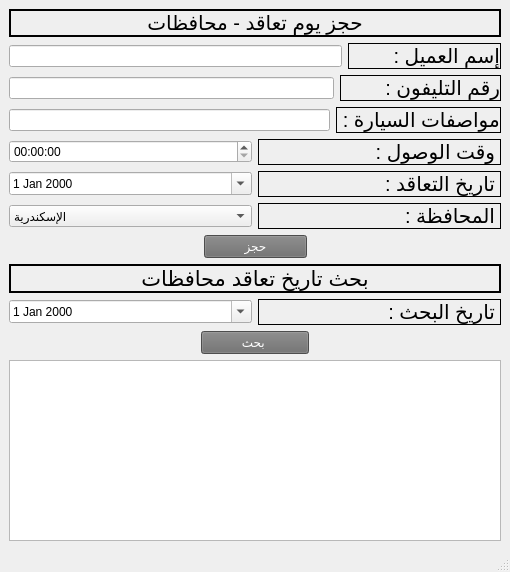
xman199775/jeanscar, file mohafzat_table.ui: the form before one commit.
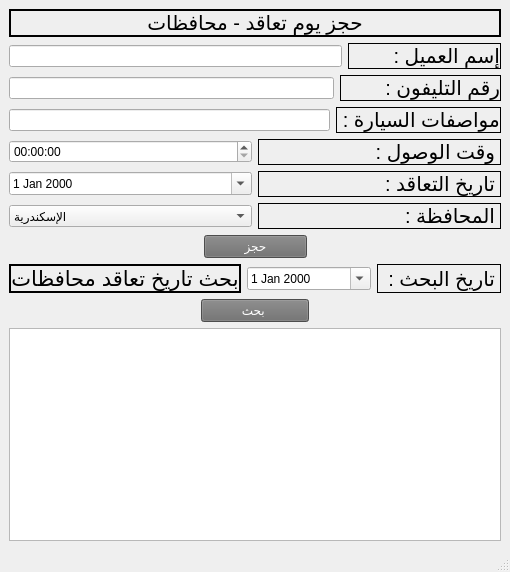
The form after the commit. Icons and pictures are not drawn.

```diff
--- a/mohafzat_table.ui
+++ b/mohafzat_table.ui
@@ -386,6 +386,8 @@
     <item>
      <layout class="QVBoxLayout" name="verticalLayout_2">
       <item>
+       <layout class="QHBoxLayout" name="horizontalLayout_8">
+        <item>
        <widget class="QLabel" name="label_8">
         <property name="font">
          <font>
@@ -404,8 +406,6 @@
        </widget>
       </item>
       <item>
-       <layout class="QHBoxLayout" name="horizontalLayout_8">
-        <item>
          <widget class="QDateEdit" name="moh_date_search">
           <property name="calendarPopup">
            <bool>true</bool>
```
Left out of the diff: 2 changed lines with no effect on the pictures. Lines whose indentation alone changed are shown as unchanged.
